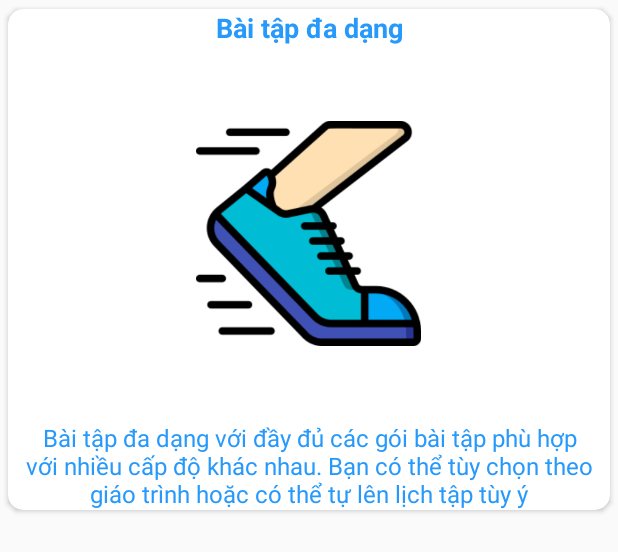
After one commit to quocphuvt/polyfit_app, an Android app: the layout fragment_tutorial_card.xml on its own in the app's theme, with its tools: preview values and no code run, on a phone screen of 412 x 824 dp. The commit adds this screen. Shown: the top 552 px of the screen. Run offline under Robolectric (Android 15) with nearby library versions, the phone set to English and light mode, and no system bars.

Commit message:
no message

```diff
--- /dev/null
+++ b/app/src/main/res/drawable/tutorial_progress_button_boder.xml
@@ -0,0 +1,6 @@
+<?xml version="1.0" encoding="utf-8"?>
+<shape xmlns:android="http://schemas.android.com/apk/res/android">
+    <stroke android:color="#BCE0FD" android:width="2dp" />
+    <corners android:radius="10dp" />
+    <solid android:color="#fff" />
+</shape>
--- /dev/null
+++ b/app/src/main/res/layout/fragment_tutorial_card.xml
@@ -0,0 +1,43 @@
+<?xml version="1.0" encoding="utf-8"?>
+<androidx.cardview.widget.CardView xmlns:android="http://schemas.android.com/apk/res/android"
+    xmlns:tools="http://schemas.android.com/tools"
+    android:layout_width="match_parent"
+    android:layout_height="wrap_content"
+    xmlns:app="http://schemas.android.com/apk/res-auto"
+    app:cardCornerRadius="10dp"
+    app:cardUseCompatPadding="true"
+    tools:context=".Fragment.TutorialCardFragment">
+    <LinearLayout
+        android:orientation="vertical"
+        android:layout_width="match_parent"
+        android:layout_height="wrap_content">
+        <TextView
+            android:id="@+id/tv_title_tutorial"
+            android:textColor="#2699FB"
+            android:textStyle="bold"
+            android:textSize="18sp"
+            android:gravity="center"
+            android:text="Bài tập đa dạng"
+            android:layout_width="match_parent"
+            android:layout_height="wrap_content" />
+        <ImageView
+            android:id="@+id/iv_image_tutorial"
+            android:layout_marginTop="50dp"
+            android:layout_gravity="center"
+            android:scaleType="centerCrop"
+            android:src="@drawable/ic_legs"
+            android:layout_width="150dp"
+            android:layout_height="150dp" />
+        <TextView
+            android:id="@+id/tv_description_tutorial"
+            android:layout_marginTop="50dp"
+            android:paddingLeft="10dp"
+            android:paddingRight="10dp"
+            android:textColor="#2699FB"
+            android:textSize="16sp"
+            android:gravity="center"
+            android:text="Bài tập đa dạng với đầy đủ các gói bài tập phù hợp với nhiều cấp độ khác nhau. Bạn có thể tùy chọn theo giáo trình hoặc có thể tự lên lịch tập tùy ý"
+            android:layout_width="match_parent"
+            android:layout_height="wrap_content" />
+    </LinearLayout>
+</androidx.cardview.widget.CardView>
--- a/app/src/main/res/values/strings.xml
+++ b/app/src/main/res/values/strings.xml
@@ -91,4 +91,8 @@
         "when a user tries to pick up one of cards.\n\n"
     </string>
     <string name="action_settings">Settings</string>
+
+
+    <!-- TODO: Remove or change this placeholder text -->
+    <string name="hello_blank_fragment">Hello blank fragment</string>
 </resources>
```
Also changed, not shown: app/src/main/java/com/example/polyfit_app/Activity/TutorialActivity.java (added, +134 -0 lines), app/src/main/java/com/example/polyfit_app/Fragment/TutorialCardFragment.java (added, +50 -0 lines), app/src/main/java/com/example/polyfit_app/Model/Tutorial.java (added, +42 -0 lines), app/src/main/res/layout/activity_tutorial.xml (added, +59 -0 lines), app/src/main/res/drawable-hdpi/ic_arrow_left_blue.png (added), app/src/main/res/drawable-hdpi/ic_arrow_right_blue.png (added), app/src/main/res/drawable-mdpi/ic_arrow_left_blue.png (added), app/src/main/res/drawable-mdpi/ic_arrow_right_blue.png (added), app/src/main/res/drawable-xhdpi/ic_arrow_left_blue.png (added), app/src/main/res/drawable-xhdpi/ic_arrow_right_blue.png (added), app/src/main/res/drawable-xxhdpi/ic_arrow_left_blue.png (added), app/src/main/res/drawable-xxhdpi/ic_arrow_right_blue.png (added), app/src/main/res/drawable-xxxhdpi/ic_arrow_left_blue.png (added), app/src/main/res/drawable-xxxhdpi/ic_arrow_right_blue.png (added).
